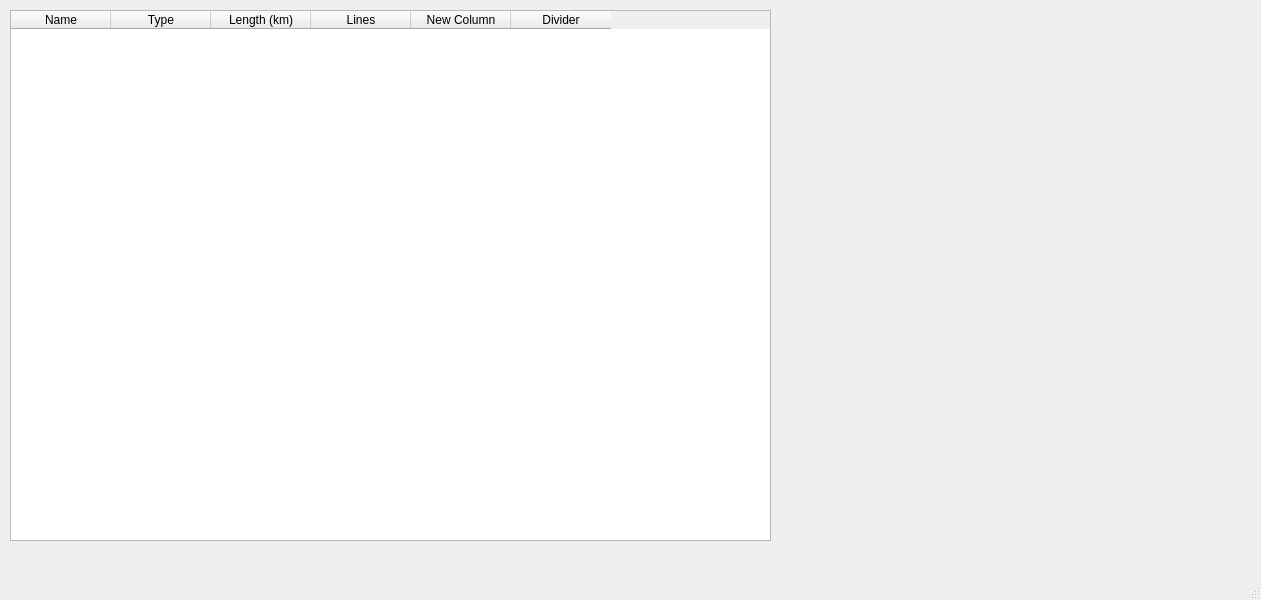
007MrNiko/RoadCycle, file mainwindow.ui: the form before one commit.
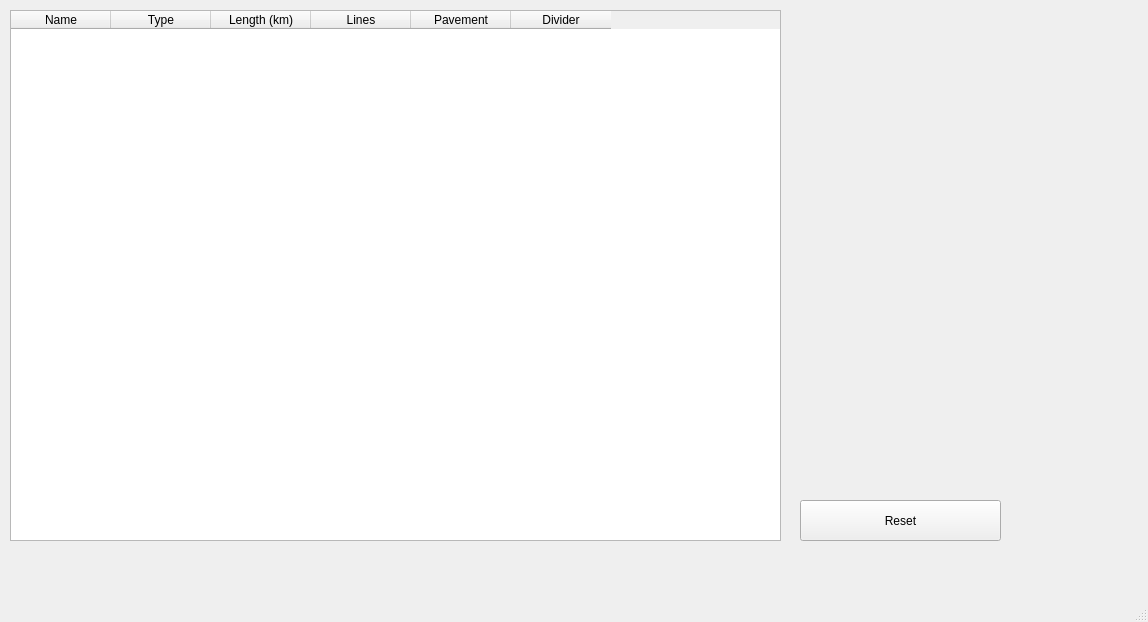
The form after the commit.

The edit to the form file:
```diff
--- a/mainwindow.ui
+++ b/mainwindow.ui
@@ -6,8 +6,8 @@
    <rect>
     <x>0</x>
     <y>0</y>
-    <width>1261</width>
-    <height>600</height>
+    <width>1148</width>
+    <height>622</height>
    </rect>
   </property>
   <property name="windowTitle">
@@ -19,10 +19,16 @@
      <rect>
       <x>10</x>
       <y>10</y>
-      <width>761</width>
+      <width>771</width>
       <height>531</height>
      </rect>
     </property>
+    <property name="cursor" stdset="0">
+     <cursorShape>CrossCursor</cursorShape>
+    </property>
+    <property name="horizontalScrollBarPolicy">
+     <enum>Qt::ScrollBarAlwaysOff</enum>
+    </property>
     <column>
      <property name="text">
       <string>Name</string>
@@ -45,7 +51,7 @@
     </column>
     <column>
      <property name="text">
-      <string>New Column</string>
+      <string>Pavement</string>
      </property>
     </column>
     <column>
@@ -54,6 +60,19 @@
      </property>
     </column>
    </widget>
+   <widget class="QPushButton" name="resetButton">
+    <property name="geometry">
+     <rect>
+      <x>800</x>
+      <y>500</y>
+      <width>201</width>
+      <height>41</height>
+     </rect>
+    </property>
+    <property name="text">
+     <string>Reset</string>
+    </property>
+   </widget>
   </widget>
   <widget class="QMenuBar" name="menubar">
    <property name="geometry">
```
Left out of the diff: 4 changed lines with no effect on the pictures.
